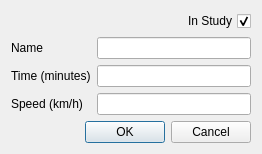
Old version of the form open_alaqs/ui/ui_taxiways.ui in the repository eurocontrol-asu/open_alaqs.
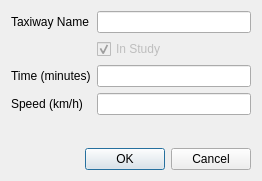
New version of the form.

Diff of the .ui file:
```diff
--- a/open_alaqs/ui/ui_taxiways.ui
+++ b/open_alaqs/ui/ui_taxiways.ui
@@ -7,27 +7,43 @@
     <x>0</x>
     <y>0</y>
     <width>262</width>
-    <height>153</height>
+    <height>181</height>
    </rect>
   </property>
   <property name="windowTitle">
    <string>Taxiway Editor</string>
   </property>
   <layout class="QFormLayout" name="formLayout">
-   <item row="2" column="0">
+   <item row="1" column="0">
     <widget class="QLabel" name="label">
      <property name="text">
-      <string>Name</string>
+      <string>Taxiway Name</string>
      </property>
     </widget>
    </item>
-   <item row="2" column="1">
+   <item row="1" column="1">
     <widget class="QLineEdit" name="taxiway_id">
      <property name="toolTip">
       <string>Enter a unique name for your taxiway</string>
      </property>
     </widget>
    </item>
+   <item row="2" column="1">
+    <widget class="QCheckBox" name="instudy">
+     <property name="enabled">
+      <bool>false</bool>
+     </property>
+     <property name="toolTip">
+      <string>Enable to include the source in the study</string>
+     </property>
+     <property name="text">
+      <string>In Study</string>
+     </property>
+     <property name="checked">
+      <bool>true</bool>
+     </property>
+    </widget>
+   </item>
    <item row="3" column="0">
     <widget class="QLabel" name="label_2">
      <property name="text">
@@ -56,7 +72,7 @@
      </property>
     </widget>
    </item>
-   <item row="5" column="0" colspan="2">
+   <item row="6" column="0" colspan="2">
     <widget class="QDialogButtonBox" name="buttonBox">
      <property name="orientation">
       <enum>Qt::Horizontal</enum>
@@ -66,38 +82,18 @@
      </property>
     </widget>
    </item>
-   <item row="1" column="1">
-    <layout class="QHBoxLayout" name="horizontalLayout">
-     <property name="topMargin">
-      <number>0</number>
+   <item row="5" column="1">
+    <spacer name="verticalSpacer">
+     <property name="orientation">
+      <enum>Qt::Vertical</enum>
      </property>
-     <item>
-      <spacer name="horizontalSpacer">
-       <property name="orientation">
-        <enum>Qt::Horizontal</enum>
-       </property>
-       <property name="sizeHint" stdset="0">
-        <size>
-         <width>40</width>
-         <height>20</height>
-        </size>
-       </property>
-      </spacer>
-     </item>
-     <item>
-      <widget class="QCheckBox" name="instudy">
-       <property name="layoutDirection">
-        <enum>Qt::RightToLeft</enum>
-       </property>
-       <property name="text">
-        <string>In Study</string>
-       </property>
-       <property name="checked">
-        <bool>true</bool>
-       </property>
-      </widget>
-     </item>
-    </layout>
+     <property name="sizeHint" stdset="0">
+      <size>
+       <width>20</width>
+       <height>40</height>
+      </size>
+     </property>
+    </spacer>
    </item>
   </layout>
  </widget>
```
